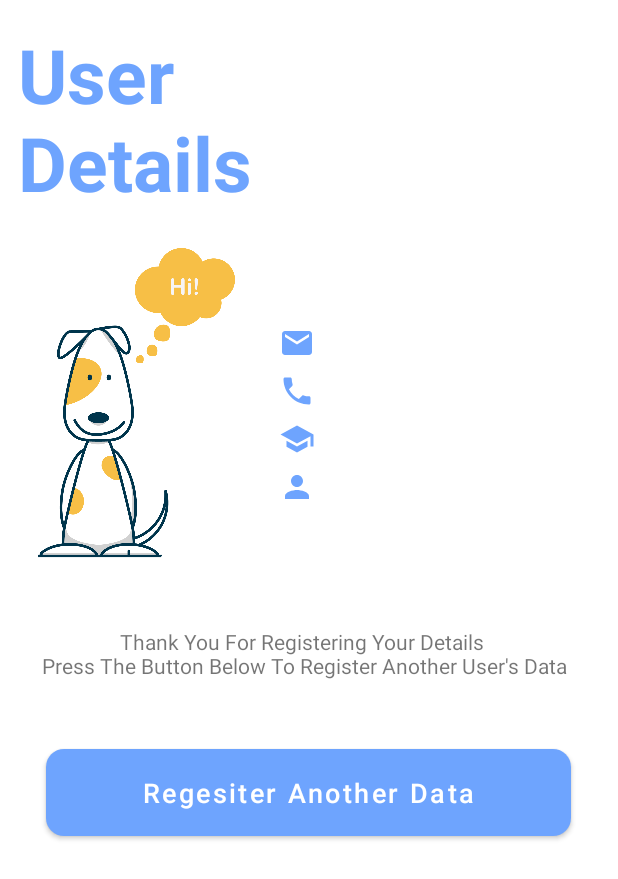
After one commit to PrashannaR/myForm, an Android app: the ViewDetails screen opened directly, with no data from a screen before it, on a phone screen of 412 x 824 dp. The commit adds this screen. Shown: the top 879 px of the screen. Run offline under Robolectric (Android 15) with nearby library versions, the phone set to English and light mode, and no system bars.

```diff
--- a/app/src/main/AndroidManifest.xml
+++ b/app/src/main/AndroidManifest.xml
@@ -10,7 +10,7 @@
         android:supportsRtl="true"
         android:theme="@style/Theme.MyForm">
         <activity
-            android:name=".View"
+            android:name=".ViewDetails"
             android:exported="false" />
         <activity
             android:name=".Details"
--- a/app/src/main/java/com/example/myform/MainActivity.java
+++ b/app/src/main/java/com/example/myform/MainActivity.java
@@ -33,7 +33,7 @@ public class MainActivity extends AppCompatActivity {
         viewBtn.setOnClickListener(new View.OnClickListener() {
             @Override
             public void onClick(View view) {
-                Intent intent = new Intent(MainActivity.this, com.example.myform.View.class);
+                Intent intent = new Intent(MainActivity.this, ViewDetails.class);
                 startActivity(intent);
             }
         });
--- /dev/null
+++ b/app/src/main/java/com/example/myform/ViewDetails.java
@@ -0,0 +1,53 @@
+package com.example.myform;
+
+import androidx.appcompat.app.AppCompatActivity;
+import androidx.appcompat.app.AppCompatDelegate;
+
+import android.content.Intent;
+import android.os.Bundle;
+import android.widget.Button;
+import android.widget.TextView;
+
+public class ViewDetails extends AppCompatActivity {
+    Button regBtn;
+    TextView name, emailID, phoneNo, school, regNo;
+
+    @Override
+    protected void onCreate(Bundle savedInstanceState) {
+        AppCompatDelegate.setDefaultNightMode(AppCompatDelegate.MODE_NIGHT_NO);
+        super.onCreate(savedInstanceState);
+        setContentView(R.layout.activity_view);
+
+        regBtn = findViewById(R.id.regBtn);
+
+        name = findViewById(R.id.name);
+        emailID = findViewById(R.id.emailID);
+        phoneNo = findViewById(R.id.phoneNo);
+        school = findViewById(R.id.school);
+        regNo = findViewById(R.id.regNo);
+
+        //getValues
+        Intent intent = getIntent();
+        String userName = intent.getStringExtra("userName");
+        String userEmail = intent.getStringExtra("userEmail");
+        String userPhone = intent.getStringExtra("userPhone");
+        String userSchool = intent.getStringExtra("userBranch");
+        String userReg = intent.getStringExtra("userReg");
+
+        //setValues
+        name.setText(userName);
+        emailID.setText(userEmail);
+        phoneNo.setText(userPhone);
+        school.setText(userSchool);
+        regNo.setText(userReg);
+
+        regBtn.setOnClickListener(new android.view.View.OnClickListener() {
+            @Override
+            public void onClick(android.view.View view) {
+                Intent intent = new Intent(ViewDetails.this, Details.class);
+                startActivity(intent);
+                finish();
+            }
+        });
+    }
+}
--- a/app/src/main/res/layout/activity_view.xml
+++ b/app/src/main/res/layout/activity_view.xml
@@ -5,7 +5,7 @@
     android:layout_width="match_parent"
     android:layout_height="match_parent"
     android:background="@color/white"
-    tools:context=".View">
+    tools:context=".ViewDetails">
 
     <TextView
         android:id="@+id/AddDetailsText"
@@ -146,7 +146,7 @@
         app:layout_constraintTop_toBottomOf="@+id/regNo" />
 
     <Button
-        android:id="@+id/button"
+        android:id="@+id/regBtn"
         android:layout_width="350dp"
         android:layout_height="70dp"
         android:layout_marginTop="40dp"
```
Also changed, not shown: app/src/main/java/com/example/myform/Details.java (+37 -0 lines), app/src/main/java/com/example/myform/View.java (deleted, +0 -16 lines).
